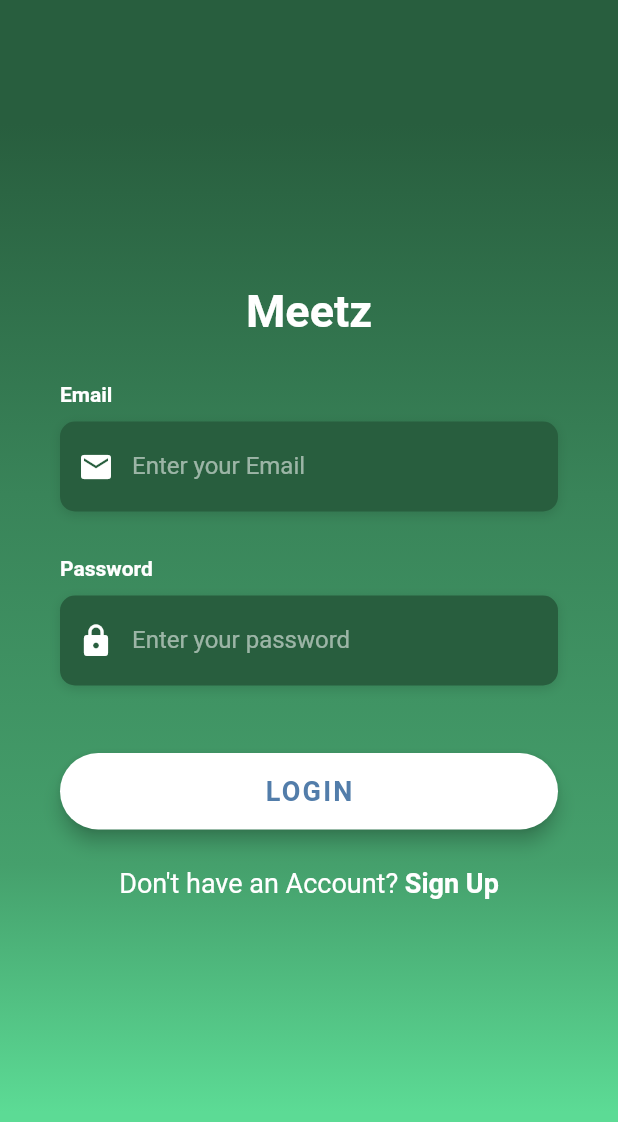
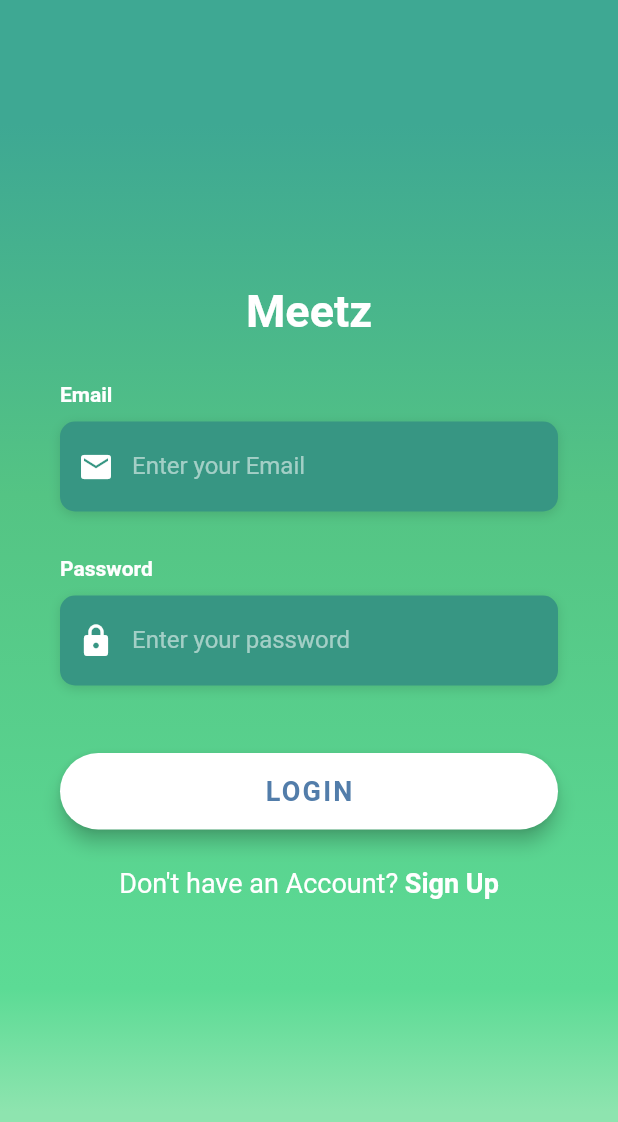
Before and after one commit to bruckmann/Meetz, a Flutter app: the screen it shows after launch, on a phone screen of 412 x 824 dp. Shown: the top 1122 px of the screen. Run offline on Flutter 3.47's test engine with Material 2 defaults, Android fonts, the light colour scheme and no system bars; Roboto replaces fonts that are missing (OpenSans).

Commit message:
Alterando palheta de cores

```diff
--- a/lib/core/app_colors.dart
+++ b/lib/core/app_colors.dart
@@ -2,9 +2,8 @@ import 'package:flutter/material.dart';
 
 class AppColors {
   static final Color green200 = Color(0xFF8EE4AF);
-  static final Color green400 = Color(0xFF5CDB95);
-  static final Color green500 = Color(0xFF45a06c);
-  static final Color green600 = Color(0xFF398459);
-  static final Color green700 = Color(0xFF32754f);
-  static final Color green800 = Color(0xFF285e3e);
+  static final Color green500 = Color(0xFF5CDB95);
+  static final Color green600 = Color(0xFF54c484);
+  static final Color green700 = Color(0xFF3ea893);
+  static final Color green800 = Color(0xFF379683);
 }
--- a/lib/core/app_gradients.dart
+++ b/lib/core/app_gradients.dart
@@ -6,15 +6,15 @@ class AppGradients {
       begin: Alignment.topCenter,
       end: Alignment.bottomCenter,
       colors: [
-        AppColors.green800,
+        AppColors.green700,
         AppColors.green600,
         AppColors.green500,
-        AppColors.green400,
+        AppColors.green200,
       ],
       stops: [
         0.1,
         0.4,
-        0.7,
+        0.8,
         0.9,
       ]);
 }
```
